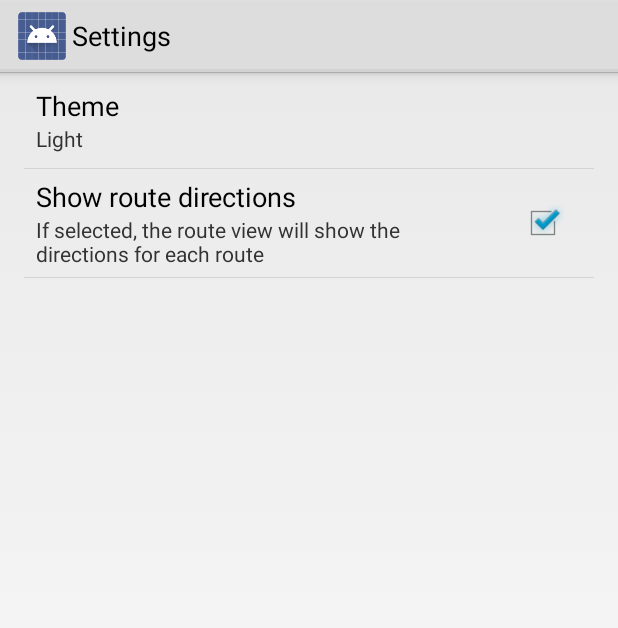
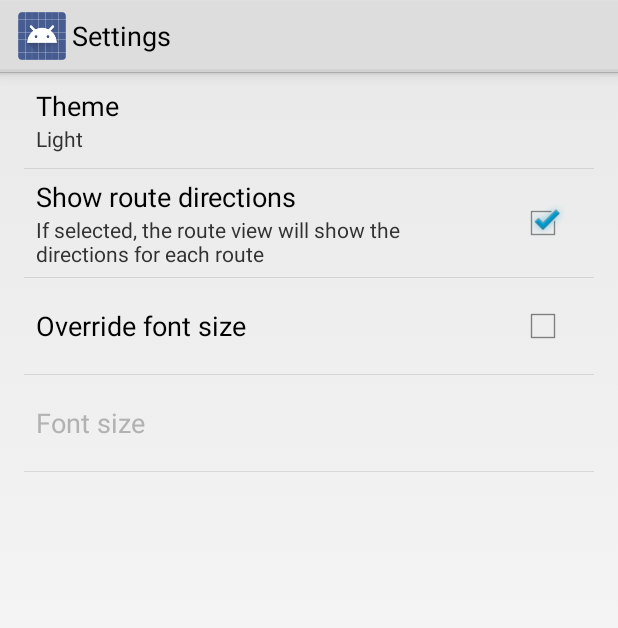
Before and after one commit to propsia/CG-Bus, an Android app: the SettingsActivity screen opened directly, with no data from a screen before it, on a phone screen of 412 x 824 dp. Shown: the top 628 px of the screen. Run offline under Robolectric (Android 15) with nearby library versions, the phone set to English and light mode, and no system bars.

Commit message:
Add font size option

```diff
--- a/app/src/main/AndroidManifest.xml
+++ b/app/src/main/AndroidManifest.xml
@@ -1,8 +1,8 @@
 <?xml version="1.0" encoding="utf-8"?>
 <manifest xmlns:android="http://schemas.android.com/apk/res/android"
     package="com.ateske.stotracker"
-    android:versionCode="14"
-    android:versionName="1.33" >
+    android:versionCode="15"
+    android:versionName="1.34" >
 
     <uses-sdk
         android:minSdkVersion="11"
--- a/app/src/main/java/com/ateske/stotracker/BusArrayAdaptor.java
+++ b/app/src/main/java/com/ateske/stotracker/BusArrayAdaptor.java
@@ -86,6 +86,9 @@ public class BusArrayAdaptor extends ArrayAdapter<String>
 			checkBox.setVisibility(View.INVISIBLE);
 		}
 
+		//Set the font size
+		if (CommonUtilities.isFontSizeOverride())
+			textView.setTextSize(CommonUtilities.getFontSize());
 
 		return linearLayout;
 	}
--- a/app/src/main/java/com/ateske/stotracker/CommonUtilities.java
+++ b/app/src/main/java/com/ateske/stotracker/CommonUtilities.java
@@ -252,5 +252,15 @@ public class CommonUtilities {
 		return Color.BLACK;
 	}
 
+	public static boolean isFontSizeOverride()
+	{
+		return m_preferenceManager.getBoolean("override_font_size",false);
+	}
+
+	public static int getFontSize()
+	{
+		String fontSize = m_preferenceManager.getString("font_sizes_list","18");
+		return Integer.parseInt(fontSize);
+	}
 
 }
--- a/app/src/main/res/values-v14/strings_activity_settings.xml
+++ b/app/src/main/res/values-v14/strings_activity_settings.xml
@@ -5,10 +5,5 @@
 	     <item>@string/dark_theme_string</item>
 	     <item>@string/hybrid_theme_string</item>
     </string-array>
-    <string-array name="theme_list_values">
-        <item>0</item>
-        <item>1</item>
-        <item>2</item>
-    </string-array>
 
 </resources>
--- a/app/src/main/res/values/strings.xml
+++ b/app/src/main/res/values/strings.xml
@@ -17,8 +17,17 @@
     <string name="dark_theme_string">Dark</string>
     <string name="hybrid_theme_string">Hybrid</string>
 
+    <string name="font_tiny">Tiny</string>
+    <string name="font_small">Small</string>
+    <string name="font_normal">Normal</string>
+    <string name="font_large">Large</string>
+    <string name="font_huge">Huge</string>
+
     <string name="show_route_directions_title">Show route directions</string>
     <string name="show_route_directions_summary">If selected, the route view will show the directions for each route</string>
+
+    <string name="override_font_size_title">Override font size</string>
+    <string name="font_size_title">Font size</string>
 
     <string name="title_favorites_toggle">Favorites</string>
 
--- a/app/src/main/res/values/strings_activity_settings.xml
+++ b/app/src/main/res/values/strings_activity_settings.xml
@@ -2,13 +2,26 @@
 
     <string name="theme_title">@string/theme_option_title</string>
 
-    <string-array name="theme_list_titles">
+    <string-array name="theme_list_titles" translatable="false">
         <item>@string/light_theme_string</item>
         <item>@string/dark_theme_string</item>
     </string-array>
-    <string-array name="theme_list_values">
+    <string-array name="theme_list_values" translatable="false">
         <item>0</item>
         <item>1</item>
     </string-array>
-
+    <string-array name="font_sizes_titles" translatable="false">
+        <item>@string/font_tiny</item>
+        <item>@string/font_small</item>
+        <item>@string/font_normal</item>
+        <item>@string/font_large</item>
+        <item>@string/font_huge</item>
+    </string-array>
+    <string-array name="font_sizes_values" translatable="false">
+        <item>10</item>
+        <item>14</item>
+        <item>18</item>
+        <item>22</item>
+        <item>26</item>
+    </string-array>
 </resources>
--- a/app/src/main/res/xml/pref_general.xml
+++ b/app/src/main/res/xml/pref_general.xml
@@ -20,4 +20,19 @@
       android:summary="@string/show_route_directions_summary"
       android:key="show_route_directions" />
 
+    <CheckBoxPreference
+        android:title="@string/override_font_size_title"
+        android:defaultValue="false"
+        android:key="override_font_size"/>
+
+    <ListPreference
+        android:defaultValue="0"
+        android:entries="@array/font_sizes_titles"
+        android:entryValues="@array/font_sizes_values"
+        android:key="font_sizes_list"
+        android:negativeButtonText="@null"
+        android:positiveButtonText="@null"
+        android:dependency="override_font_size"
+        android:title="@string/font_size_title" />
+
 </PreferenceScreen>
```
Also changed, not shown: 2 other files.
